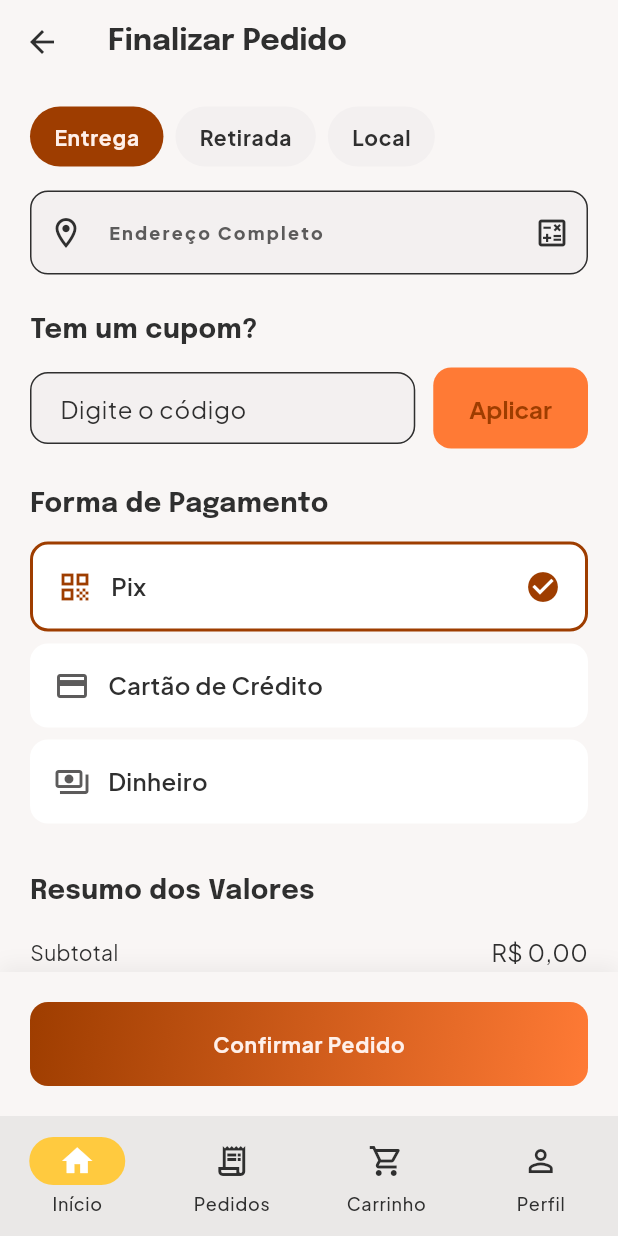
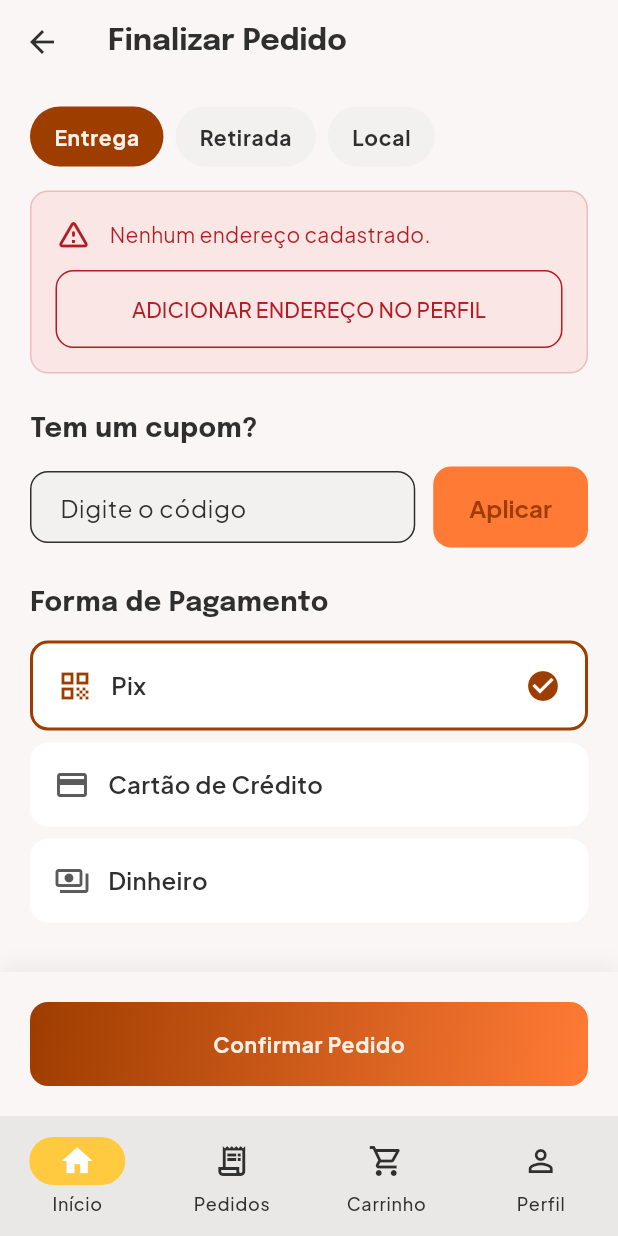
Before and after one commit to ParaibaLanches/paraiba-lanches, a Flutter app: the CheckoutView screen opened by its route, scrolled down 43 dp, after a tap on "Entrega", on a phone screen of 412 x 824 dp. Run offline on Flutter 3.47's test engine with Material 3 defaults, Android fonts, the phone set to English and light mode, and no system bars; our stand-ins replace cached_network_image, dio, flutter_dotenv, flutter_riverpod, go_router, google_fonts and 4 more; accounts and stored records are empty.

Commit message:
feat(ui/cart): remove redundant coupon from cart, automate checkout address/delivery fee, and implement premium fly-to-cart animation with product photos

```diff
--- a/lib/controllers/providers.dart
+++ b/lib/controllers/providers.dart
@@ -1,3 +1,4 @@
+import 'package:flutter/material.dart';
 import 'package:flutter_riverpod/flutter_riverpod.dart';
 import '../services/api_service.dart';
 import '../services/auth_service.dart';
@@ -40,6 +41,9 @@ final appInfoProvider = FutureProvider<AppInfo>((ref) async {
   return ref.read(settingsServiceProvider).getAppInfo();
 });
 
+// UI Keys
+final cartIconKeyProvider = Provider((ref) => GlobalKey());
+
 final homeDataProvider = FutureProvider((ref) async {
   return ref.read(merchandisingServiceProvider).getHomeData();
 });
--- a/lib/views/checkout/checkout_view.dart
+++ b/lib/views/checkout/checkout_view.dart
@@ -1,6 +1,7 @@
 import 'package:flutter/material.dart';
 import 'package:flutter_riverpod/flutter_riverpod.dart';
 import 'package:go_router/go_router.dart';
+import '../../controllers/auth_controller.dart';
 import '../../controllers/cart_controller.dart';
 import '../../controllers/checkout_controller.dart';
 import '../../controllers/providers.dart';
@@ -17,7 +18,6 @@ class CheckoutView extends ConsumerStatefulWidget {
 
 class _CheckoutViewState extends ConsumerState<CheckoutView> {
   final _couponController = TextEditingController();
-  final _addressController = TextEditingController();
   String _orderType = 'local';
   String _paymentMethod = 'pix';
   bool _isSubmitting = false;
@@ -25,7 +25,6 @@ class _CheckoutViewState extends ConsumerState<CheckoutView> {
   @override
   void dispose() {
     _couponController.dispose();
-    _addressController.dispose();
     super.dispose();
   }
 
@@ -54,8 +53,7 @@ class _CheckoutViewState extends ConsumerState<CheckoutView> {
     }
   }
 
-  Future<void> _handleCalculateDelivery() async {
-    final address = _addressController.text.trim();
+  Future<void> _handleCalculateDelivery(String address) async {
     if (address.isEmpty || _orderType != 'delivery') return;
 
     final checkoutNotifier = ref.read(checkoutProvider.notifier);
@@ -79,11 +77,12 @@ class _CheckoutViewState extends ConsumerState<CheckoutView> {
     final cartItems = ref.read(cartProvider);
     final checkoutState = ref.read(checkoutProvider);
     final cartNotifier = ref.read(cartProvider.notifier);
+    final user = ref.read(authControllerProvider).user;
     if (cartItems.isEmpty) return;
 
-    if (_orderType == 'delivery' && _addressController.text.trim().isEmpty) {
+    if (_orderType == 'delivery' && (user?.address ?? '').isEmpty) {
       ScaffoldMessenger.of(context).showSnackBar(
-        const SnackBar(content: Text('Por favor, informe o endereço de entrega'), backgroundColor: AppColors.error),
+        const SnackBar(content: Text('Por favor, cadastre um endereço no seu perfil'), backgroundColor: AppColors.error),
       );
       return;
     }
@@ -95,7 +94,7 @@ class _CheckoutViewState extends ConsumerState<CheckoutView> {
             paymentMethod: _paymentMethod,
             paymentAmount: checkoutState.calculateTotal(cartNotifier.total),
             orderType: _orderType,
-            notes: _orderType == 'delivery' ? 'Endereço: ${_addressController.text}' : '',
+            notes: _orderType == 'delivery' ? 'Endereço: ${user?.address}' : '',
           );
       cartNotifier.clear();
       ref.read(checkoutProvider.notifier).setCoupon(null);
@@ -148,7 +147,12 @@ class _CheckoutViewState extends ConsumerState<CheckoutView> {
                   selected: _orderType,
                   onTap: (v) {
                     setState(() => _orderType = v);
-                    if (v != 'delivery') {
+                    if (v == 'delivery') {
+                      final userAddress = ref.read(authControllerProvider).user?.address;
+                      if (userAddress != null && userAddress.isNotEmpty) {
+                        _handleCalculateDelivery(userAddress);
+                      }
+                    } else {
                       ref.read(checkoutProvider.notifier).setDeliveryFee(0);
                     }
                   },
@@ -161,20 +165,79 @@ class _CheckoutViewState extends ConsumerState<CheckoutView> {
             ),
             if (_orderType == 'delivery') ...[
               const SizedBox(height: 16),
-              TextField(
-                controller: _addressController,
-                decoration: InputDecoration(
-                  labelText: 'Endereço Completo',
-                  hintText: 'Rua, Número, Bairro, Cidade',
-                  prefixIcon: const Icon(Icons.location_on_outlined),
-                  border: OutlineInputBorder(borderRadius: BorderRadius.circular(12)),
-                  suffixIcon: IconButton(
-                    icon: const Icon(Icons.calculate_outlined),
-                    tooltip: 'Calcular Frete',
-                    onPressed: _handleCalculateDelivery,
-                  ),
-                ),
-                onSubmitted: (_) => _handleCalculateDelivery(),
+              Consumer(
+                builder: (context, ref, _) {
+                  final user = ref.watch(authControllerProvider).user;
+                  final address = user?.address ?? '';
+
+                  if (address.isEmpty) {
+                    return Container(
+                      padding: const EdgeInsets.all(16),
+                      decoration: BoxDecoration(
+                        color: AppColors.errorContainer.withValues(alpha: 0.1),
+                        borderRadius: BorderRadius.circular(12),
+                        border: Border.all(color: AppColors.error.withValues(alpha: 0.2)),
+                      ),
+                      child: Column(
+                        children: [
+                          Row(
+                            children: [
+                              const Icon(Icons.warning_amber_rounded, color: AppColors.error),
+                              const SizedBox(width: 12),
+                              Expanded(
+                                child: Text(
+                                  'Nenhum endereço cadastrado.',
+                                  style: AppTypography.bodyMedium.copyWith(color: AppColors.error),
+                                ),
+                              ),
+                            ],
+                          ),
+                          const SizedBox(height: 12),
+                          SizedBox(
+                            width: double.infinity,
+                            child: OutlinedButton(
+                              onPressed: () => context.go('/profile'),
+                              style: OutlinedButton.styleFrom(
+                                side: const BorderSide(color: AppColors.error),
+                                foregroundColor: AppColors.error,
+                              ),
+                              child: const Text('ADICIONAR ENDEREÇO NO PERFIL'),
+                            ),
+                          ),
+                        ],
+                      ),
+                    );
+                  }
+
+                  return Container(
+                    padding: const EdgeInsets.all(16),
+                    decoration: BoxDecoration(
+                      color: AppColors.surfaceContainerLow,
+                      borderRadius: BorderRadius.circular(12),
+                      border: Border.all(color: AppColors.outlineVariant.withValues(alpha: 0.5)),
+                    ),
+                    child: Row(
+                      children: [
+                        const Icon(Icons.location_on, color: AppColors.primary),
+                        const SizedBox(width: 12),
+                        Expanded(
+                          child: Column(
+                            crossAxisAlignment: CrossAxisAlignment.start,
+                            children: [
+                              Text('ENTREGAR EM:', style: AppTypography.labelSmall.copyWith(color: AppColors.onSurfaceVariant)),
+                              Text(address, style: AppTypography.bodyLarge.copyWith(fontWeight: FontWeight.bold)),
+                            ],
+                          ),
+                        ),
+                        IconButton(
+                          icon: const Icon(Icons.refresh, size: 20),
+                          tooltip: 'Recalcular frete',
+                          onPressed: () => _handleCalculateDelivery(address),
+                        ),
+                      ],
+                    ),
+                  );
+                },
               ),
               if (checkoutState.deliveryFee > 0)
                 Padding(
--- a/lib/views/home/widgets/dynamic_carousel_section.dart
+++ b/lib/views/home/widgets/dynamic_carousel_section.dart
@@ -6,7 +6,7 @@ import '../../widgets/section_header.dart';
 
 class DynamicCarouselSection extends StatelessWidget {
   final MerchandisingSection section;
-  final Function(Product) onAddTap;
+  final Function(Product, GlobalKey) onAddTap;
 
   const DynamicCarouselSection({
     super.key,
@@ -39,7 +39,7 @@ class DynamicCarouselSection extends StatelessWidget {
                 margin: const EdgeInsets.only(right: 16),
                 child: ProductCard(
                   product: product,
-                  onAddTap: () => onAddTap(product),
+                  onAddTap: (key) => onAddTap(product, key),
                 ),
               );
             },
--- a/lib/views/home/widgets/section_factory.dart
+++ b/lib/views/home/widgets/section_factory.dart
@@ -7,7 +7,7 @@ import 'dynamic_hero_section.dart';
 
 class SectionFactory extends StatelessWidget {
   final MerchandisingSection section;
-  final Function(Product) onAddTap;
+  final Function(Product, GlobalKey) onAddTap;
 
   const SectionFactory({
     super.key,
```
Also changed, not shown: lib/core/utils/cart_animation_helper.dart (added, +153 -0 lines), lib/views/cart/cart_view.dart (+0 -34 lines), lib/views/home/home_view.dart (+18 -16 lines), lib/views/home/widgets/dynamic_bento_section.dart (+8 -6 lines), lib/views/home/widgets/dynamic_hero_section.dart (+5 -3 lines), lib/views/menu/menu_view.dart (+14 -12 lines), lib/views/widgets/product_card.dart (+5 -3 lines).
